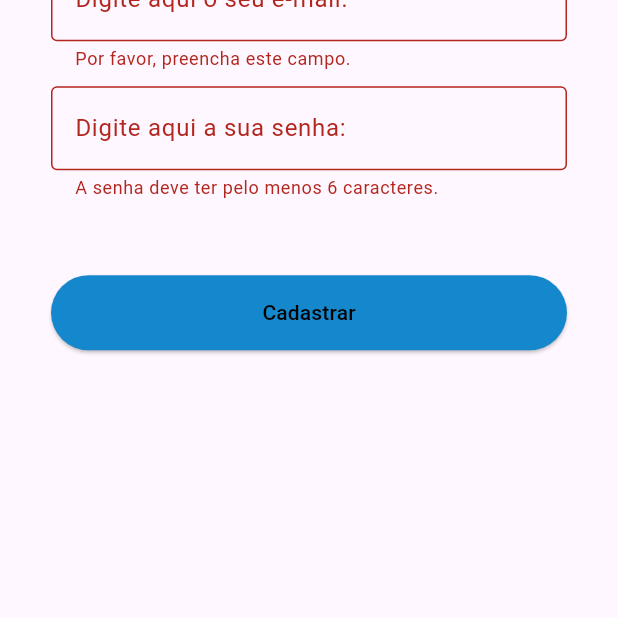
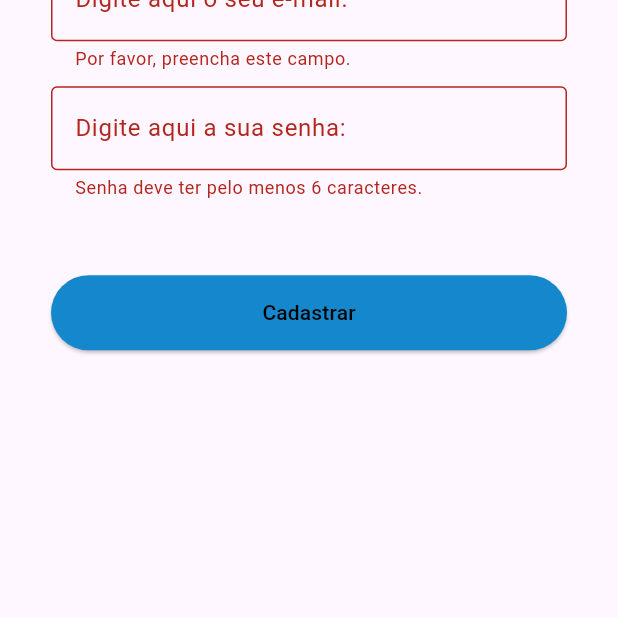
Before and after one commit to lucasgalindo/SWIFTCAR, a Flutter app: the CadastroPage screen opened directly, after a tap on "Cadastrar", on a phone screen of 412 x 824 dp, the part 618-1236 px from its top. Run offline on Flutter 3.47's test engine with Material 3 defaults, Android fonts, the phone set to English and light mode, and no system bars; our stand-ins replace firebase_auth, firebase_core, geocoding, geolocator, shimmer; accounts and stored records are empty.

```diff
--- a/lib/cadastro.dart
+++ b/lib/cadastro.dart
@@ -124,7 +124,7 @@ class _CadastroPageState extends State<CadastroPage> {
                     obscureText: true,
                     validator: (value) {
                       if (value!.length < 6) {
-                        return 'A senha deve ter pelo menos 6 caracteres.';
+                        return 'Senha deve ter pelo menos 6 caracteres.';
                       }
                       return null;
                     },
```
